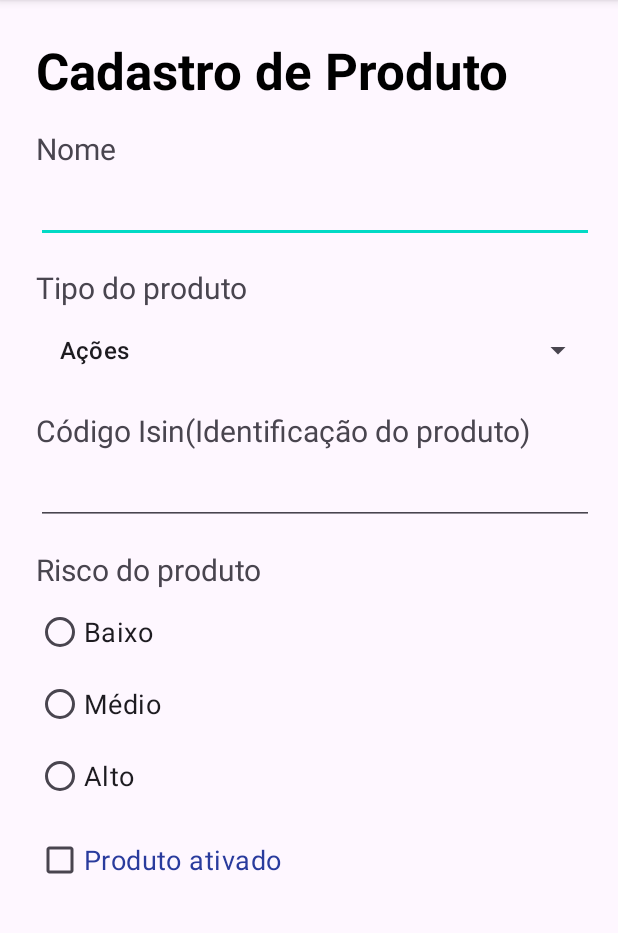
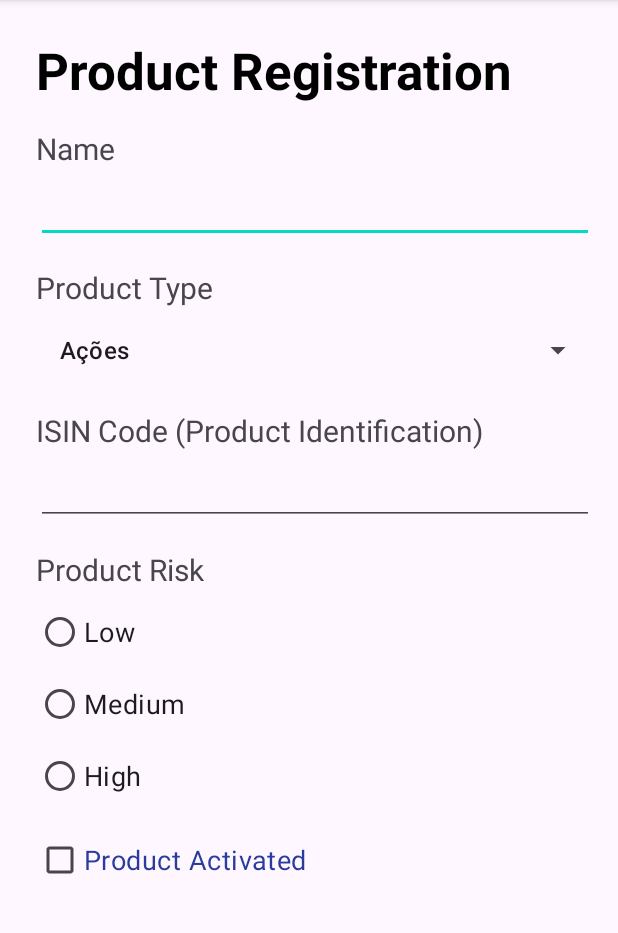
Before and after one commit to agsilvamhm/FinMonitor, an Android app: the ProdutoActivity screen opened directly, with no data from a screen before it, on a phone screen of 412 x 824 dp, the part 96-1029 px from its top. Run offline under Robolectric (Android 15) with nearby library versions, the light colour scheme and no system bars; Roboto replaces fonts that are not available here.

Commit message:
Arquivo de internacionalização pronto.

```diff
--- a/app/src/main/res/values/strings.xml
+++ b/app/src/main/res/values/strings.xml
@@ -1,36 +1,36 @@
 <resources>
     <string name="app_name">FinMonitor</string>
-    <string name="cadastro_produto">Cadastro de Produto</string>
-    <string name="nome">Nome</string>
-    <string name="tipo_produto">Tipo do produto</string>
-    <string name="text_isin">Código Isin(Identificação do produto)</string>
-    <string name="text_risco">Risco do produto</string>
-    <string name="ra_baixo">Baixo</string>
-    <string name="ra_medio">Médio</string>
-    <string name="ra_alto">Alto</string>
-    <string name="limpar">Limpar</string>
-    <string name="salvar">Salvar</string>
-    <string name="ativo">Produto ativado</string>
-    <string name="nome_vazio">Campo nome não pode ser vazio!</string>
-    <string name="codigo_vazio">O campo código não pode ser vazio!</string>
-    <string name="risco_produto">É necessário indicar o grau de risco do produto!</string>
-    <string name="campos_reiniciados">Campos reiniciados!</string>
-    <string name="sucesso">Operação realizada com sucesso!</string>
-    <string name="foi_clicado">" foi clicado!"</string>
-    <string name="o_produto">"O produto: "</string>
-    <string name="nome_aluno">Nome do Aluno:</string>
-    <string name="curso">Curso:</string>
-    <string name="utfpr">Universidade Tecnológica Federal do Paraná</string>
-    <string name="email">E-mail:</string>
-    <string name="descricao_aplicativo">Este aplicativo visa substituir uma planilha para que seja feito o acompanhamento dos investimentos bancários.</string>
-    <string name="sobre">Sobre</string>
-    <string name="nome_curso">Tecnologia Java</string>
+    <string name="cadastro_produto">Product Registration</string>
+    <string name="nome">Name</string>
+    <string name="tipo_produto">Product Type</string>
+    <string name="text_isin">ISIN Code (Product Identification)</string>
+    <string name="text_risco">Product Risk</string>
+    <string name="ra_baixo">Low</string>
+    <string name="ra_medio">Medium</string>
+    <string name="ra_alto">High</string>
+    <string name="limpar">Clear</string>
+    <string name="salvar">Save</string>
+    <string name="ativo">Product Activated</string>
+    <string name="nome_vazio">Name field cannot be empty!</string>
+    <string name="codigo_vazio">Code field cannot be empty!</string>
+    <string name="risco_produto">"You must specify the product's risk level!"</string>
+    <string name="campos_reiniciados">Fields reset!</string>
+    <string name="sucesso">Operation successfully completed!</string>
+    <string name="foi_clicado">" was clicked!"</string>
+    <string name="o_produto">"The product: "</string>
+    <string name="nome_aluno">Student Name:</string>
+    <string name="curso">Course:</string>
+    <string name="utfpr">Federal University of Technology – Paraná</string>
+    <string name="email">Email:</string>
+    <string name="descricao_aplicativo">This application aims to replace a spreadsheet for tracking bank investments.</string>
+    <string name="sobre">About</string>
+    <string name="nome_curso">Java Technology</string>
     <string name="nome__aluno">Adalberto Gonçalves da Silva</string>
-    <string name="email_aluno">adalbertosilva@alunos.utfpr.edu.br</string>
-    <string name="texto_sobre">Controle de investimentos financeiros por produto e intituições.</string>
-    <string name="cadastrar">Cadastrar</string>
-    <string name="listar">Listar Produtos</string>
-    <string name="adicionar">Adicionar</string>
-    <string name="editar">Editar</string>
-    <string name="excluir">Excluir</string>
+    <string name="email_aluno">adalbertosilva@students.utfpr.edu.br</string>
+    <string name="texto_sobre">Financial investment control by product and institutions.</string>
+    <string name="cadastrar">Register</string>
+    <string name="listar">List Products</string>
+    <string name="adicionar">Add</string>
+    <string name="editar">Edit</string>
+    <string name="excluir">Delete</string>
 </resources>
```
Also changed, not shown: 1 other file.
